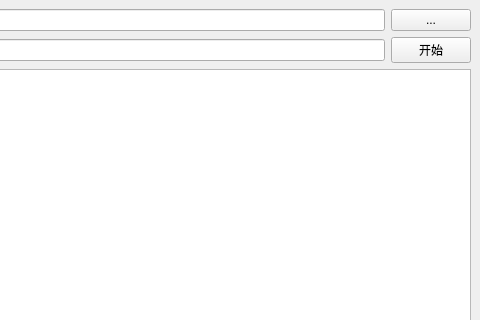
First picture: the form in QtTool/BackPlayCanlog/mainwindow.ui, repository zcx01/Achievement, before the edit; both pictures show x 496 to 976 and y 0 to 320 of the 976 by 592 pixel window.
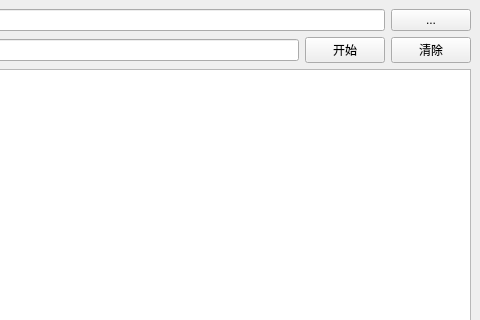
Second picture: the form after the edit.

```diff
--- a/QtTool/BackPlayCanlog/mainwindow.ui
+++ b/QtTool/BackPlayCanlog/mainwindow.ui
@@ -59,6 +59,13 @@
         </property>
        </widget>
       </item>
+      <item>
+       <widget class="QPushButton" name="pushButton">
+        <property name="text">
+         <string>清除</string>
+        </property>
+       </widget>
+      </item>
      </layout>
     </item>
     <item>
```
